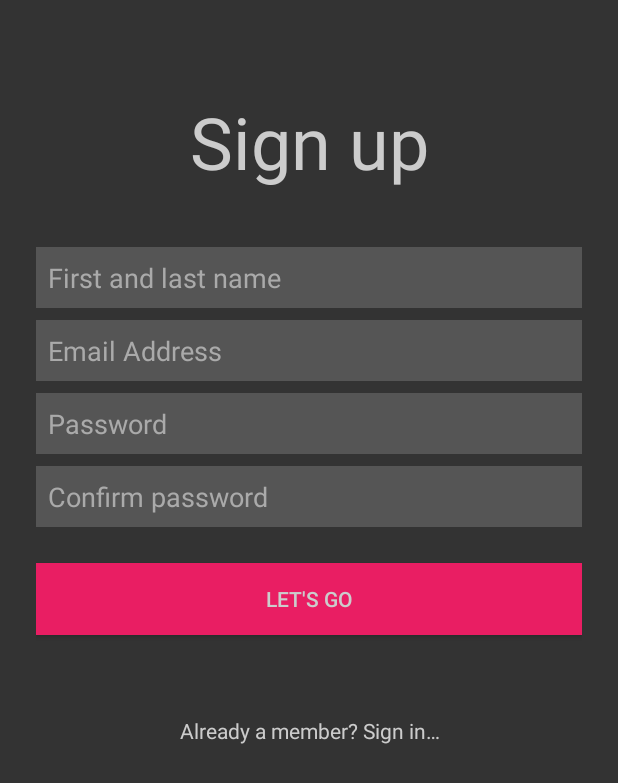
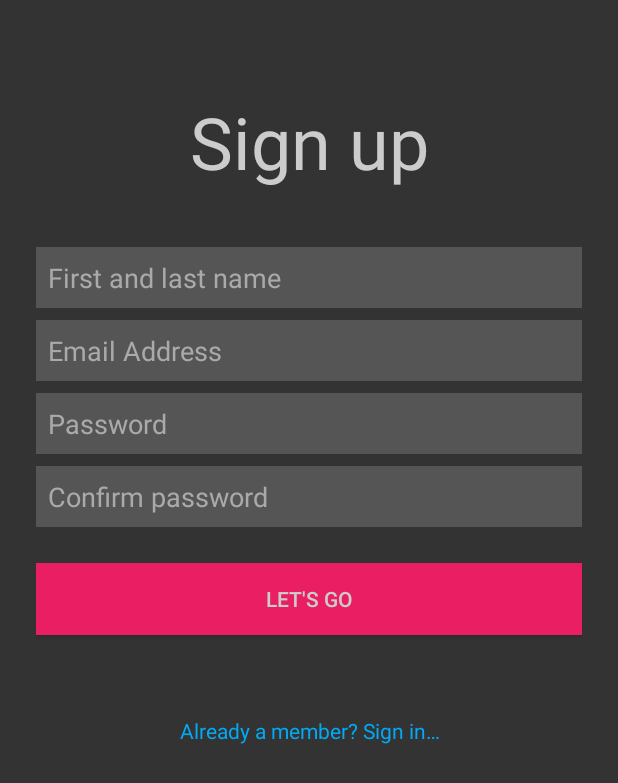
Before and after one commit to pokernaut9/StepIt, an Android app: the CreateAccountActivity screen opened directly, with no data from a screen before it, on a phone screen of 412 x 824 dp. Shown: the top 783 px of the screen. Run offline under Robolectric (Android 15) with nearby library versions, the phone set to English and light mode, and no system bars; our stand-ins replace ButterKnife.

Commit message:
Updated color of message at the bottom of account create screen.

```diff
--- a/app/src/main/res/layout/activity_create_account.xml
+++ b/app/src/main/res/layout/activity_create_account.xml
@@ -79,7 +79,7 @@
         android:layout_marginTop="@dimen/spacing_xlarge"
         android:gravity="center"
         android:padding="@dimen/spacing_normal"
-        android:textColor="@color/light_gray"
+        android:textColor="@color/colorPrimary"
         android:text="@string/login_message"/>
 
 
```
